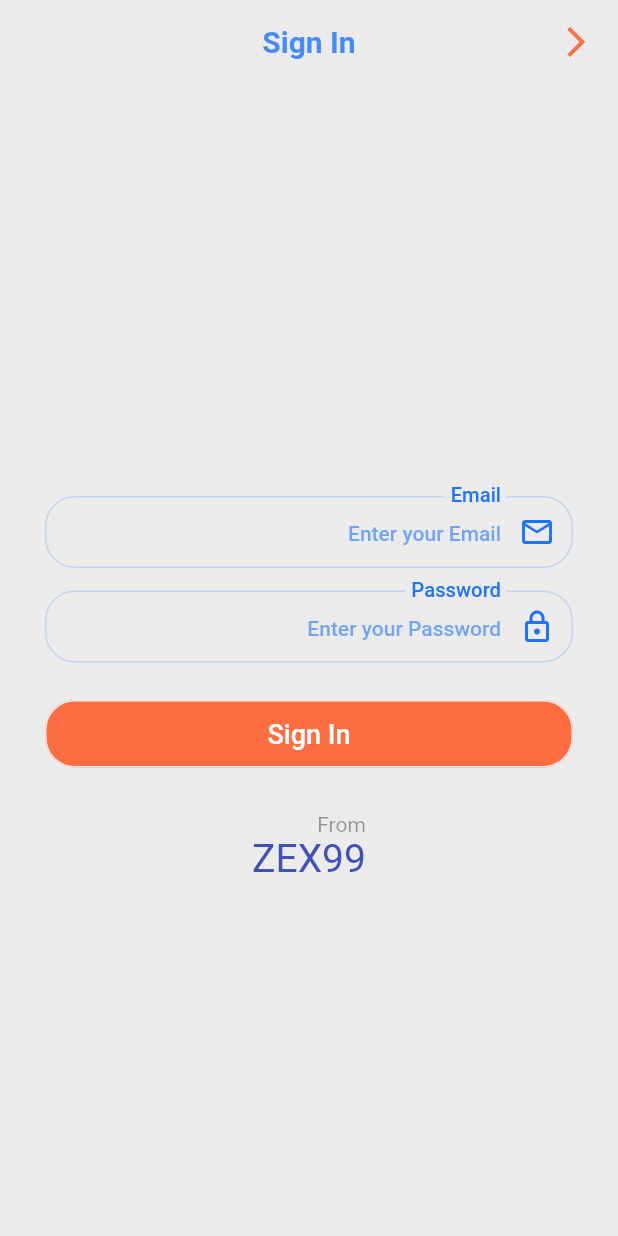
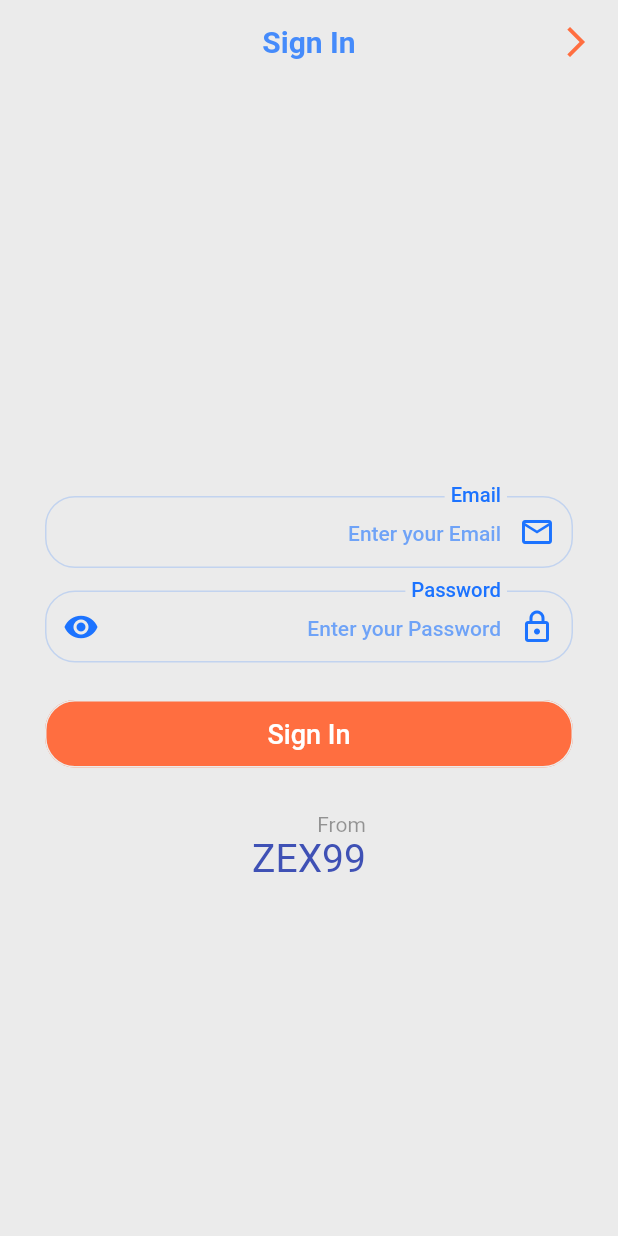
Before and after one commit to ZEX404/Social-App, a Flutter app: the screen it shows after launch, after a tap on "العربية", after a tap on "I ALREADY HAVE AN ACCOUNT", on a phone screen of 412 x 824 dp. Run offline on Flutter 3.47's test engine with Material 2 defaults, Android fonts, the phone set to English and light mode, and no system bars; our stand-ins replace cached_network_image, carousel_slider, flutter_login, fluttericon, fluttertoast, font_awesome_flutter and 8 more; missing offline and left inert: scroll_app_bar; network calls fail; Roboto replaces fonts that are missing (Alexandria, Cairo); statements that could not run were skipped.

Commit message:
login finished

```diff
--- a/lib/view/screens/auth/login.dart
+++ b/lib/view/screens/auth/login.dart
@@ -11,6 +11,7 @@ import 'package:ecommerce_app/view/widgets/auth/customtextform.dart';
 import 'package:flutter/material.dart';
 import 'package:flutter/services.dart';
 import 'package:get/get.dart';
+import 'package:get/get_connect/http/src/utils/utils.dart';
 import 'package:google_fonts/google_fonts.dart';
 import 'package:rive/rive.dart';
 import '../../../core/functions/validinput.dart';
@@ -87,6 +88,8 @@ class _LoginState extends State<Login> {
     }
   }
 
+  bool isObsecure = true;
+
   Artboard? riveArtboard;
   late RiveAnimationController controllerIdle;
   late RiveAnimationController controllerHands_up;
@@ -125,10 +128,12 @@ class _LoginState extends State<Login> {
     debugPrint("Hands_up");
   }
 
-  void addcontrollerhands_down() {
+  void addcontrollerhands_down() async {
     removeAllControllers();
     riveArtboard?.artboard.addController(controllerhands_down);
     debugPrint("hands_down");
+    await Future.delayed(const Duration(seconds: 1));
+    addcontrollerIdle();
   }
 
   void addcontrollersuccess() {
@@ -259,16 +264,79 @@ class _LoginState extends State<Login> {
                     },
                   ),
                   const SizedBox(height: 15),
-                  CustomTextForm(
+                  TextFormField(
+                    obscureText: isObsecure,
                     focusNode: passwordFocusNode,
-                    TextInputAction: TextInputAction.done,
-                    hintText: "Enter your Password",
-                    label: "Password",
-                    iconData: Icons.lock_outlined,
-                    myController: passwordController,
                     validator: (val) {
                       return validInput(val!, 1, 50, "password");
                     },
+                    controller: passwordController,
+                    style: Theme.of(context).textTheme.bodyLarge!.copyWith(
+                          color: Colors.black,
+                        ),
+                    keyboardType: TextInputType.emailAddress,
+                    textInputAction: TextInputAction.done,
+                    decoration: InputDecoration(
+                      focusedErrorBorder: OutlineInputBorder(
+                        borderRadius: BorderRadius.circular(20),
+                        borderSide: BorderSide(
+                          color: Colors.red.withOpacity(0.6),
+                        ),
+                      ),
+                      errorBorder: OutlineInputBorder(
+                        borderRadius: BorderRadius.circular(20),
+                        borderSide: BorderSide(
+                          color: Colors.red.withOpacity(0.2),
+                        ),
+                      ),
+                      errorStyle: GoogleFonts.alexandria(
+                        color: Colors.red,
+                        fontSize: 12,
+                      ),
+                      hintText: "Enter your Password",
+                      hintStyle: TextStyle(
+                        color: AppColors.kTextColor.withOpacity(0.6),
+                        fontSize: 14,
+                      ),
+                      contentPadding: const EdgeInsets.symmetric(vertical: 5),
+                      label: const Text(
+                        "Password",
+                        style: TextStyle(
+                          color: AppColors.kTextColor,
+                        ),
+                      ),
+                      floatingLabelBehavior: FloatingLabelBehavior.always,
+                      suffixIcon: IconButton(
+                        splashRadius: 10,
+                        onPressed: () {
+                          setState(() {
+                            isObsecure = !isObsecure;
+                          });
+                        },
+                        icon: isObsecure
+                            ? const Icon(
+                                Icons.visibility,
+                                color: AppColors.kTextColor,
+                              )
+                            : const Icon(
+                                Icons.visibility_off,
+                                color: AppColors.kTextColor,
+                              ),
+                      ),
+                      prefixIcon: const Icon(Icons.lock_outlined,
+                          color: AppColors.kTextColor),
+                      focusedBorder: OutlineInputBorder(
+                        borderRadius: BorderRadius.circular(20),
+                        borderSide:
+                            const BorderSide(color: AppColors.kTextColor),
+                      ),
+                      enabledBorder: OutlineInputBorder(
+                        borderRadius: BorderRadius.circular(20),
+                        borderSide: BorderSide(
+                          color: AppColors.kTextColor.withOpacity(0.2),
+                        ),
+                      ),
+                    ),
                   ),
                   const SizedBox(height: 25),
                   AnimatedContainer(
```
